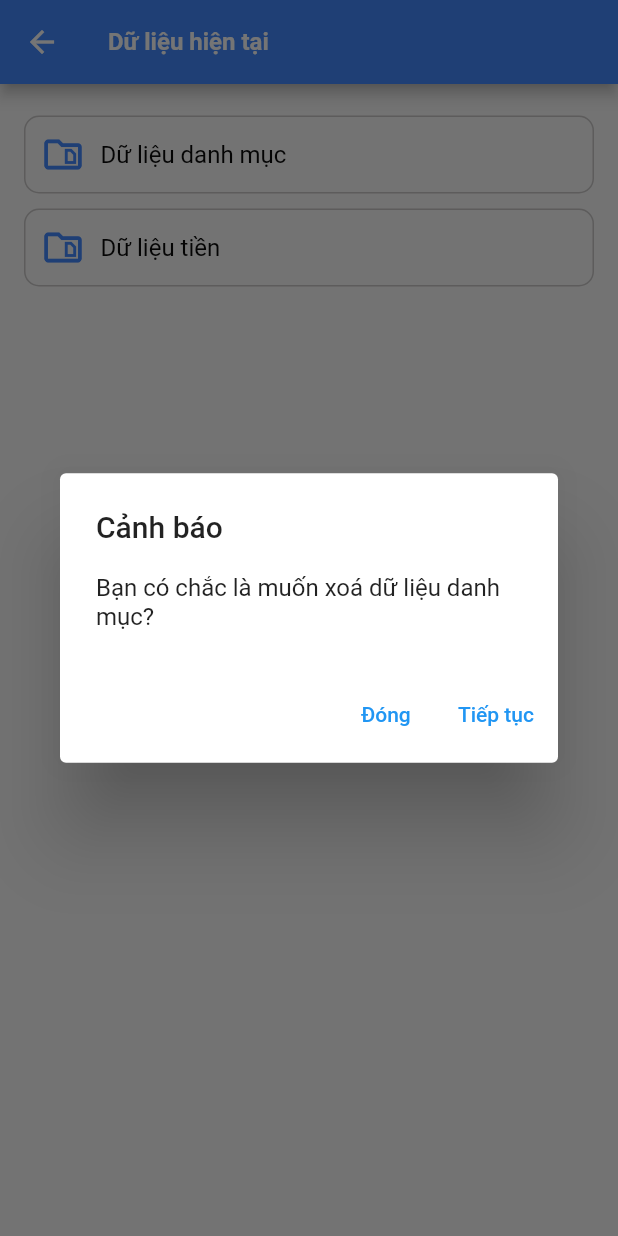
After one commit to tranhieudevvietnam/flutter-money-management, a Flutter app: the DataScreen screen opened by its route, after a tap on "Dữ liệu danh mục", on a phone screen of 412 x 824 dp. The commit adds this screen. Run offline on Flutter 3.47's test engine with Material 2 defaults, Android fonts, the phone set to English and light mode, and no system bars; our stand-ins replace flutter_bloc, flutter_slidable, flutter_spinkit, fluttertoast, hive, table_calendar; accounts and stored records are empty; generated files the repository leaves out were written again.

Commit message:
update setting

```diff
--- a/money_management/lib/l10n/app_en.arb
+++ b/money_management/lib/l10n/app_en.arb
@@ -1,5 +1,6 @@
 {
   "helloWorld": "Hello World!",
+  "update": "Update",
   "success": "Success",
   "failure": "Failure",
   "error": "Error",
@@ -8,6 +9,10 @@
   "spending": "Spending",
   "time": "Time",
   "continueText": "Continue",
+  "dataCurrent": "Data current",
+  "dataMoney": "Data money",
+  "dataCategory": "Data category",
+  "textWarningDelete": "Are you sure you want to delete",
   "income": "Income",
   "input": "Input",
   "analysis": "Analysis",
--- a/money_management/lib/l10n/app_vi.arb
+++ b/money_management/lib/l10n/app_vi.arb
@@ -3,20 +3,25 @@
   "@helloWorld": {
     "description": "The conventional newborn programmer greeting"
   },
-    "success":"Thành công",
-    "failure":"Thất bại",
-    "error":"Lỗi",
+  "update": "Cập nhật",
+  "success": "Thành công",
+  "failure": "Thất bại",
+  "error": "Lỗi",
   "warning": "Cảnh báo",
-    "select":"Chọn",
+  "select": "Chọn",
   "spending": "Chi tiêu",
   "time": "Thời gian",
-    "continueText":"Tiếp tục",
+  "continueText": "Tiếp tục",
   "income": "Thu nhập",
   "input": "Đầu vào",
   "analysis": "Phân tích",
   "detail": "Chi tiết",
   "calendar": "Lịch",
   "languageTitle": "Ngôn ngữ",
+  "dataCurrent": "Dữ liệu hiện tại",
+  "dataMoney": "Dữ liệu tiền",
+  "dataCategory": "Dữ liệu danh mục",
+  "textWarningDelete": "Bạn có chắc là muốn xoá",
   "vietName": "Việt Nam",
   "english": "Anh",
   "cleanAllData": "Xoá hết dữ liệu",
@@ -26,15 +31,11 @@
   "save": "Lưu",
   "category": "Danh mục",
   "categories": "Danh sách danh mục",
-    "addCategory":"Thêm danh mục",
+  "addCategory": "Thêm danh mục",
   "note": "Ghi chú",
   "month": "Tháng",
   "week": "Tuần",
   "surplus": "Số dư",
-    "close":"Đóng",
+  "close": "Đóng",
   "seeStatistics": "Xem thống kê"
-
-
-
-
 }
--- a/money_management/lib/pages/route.dart
+++ b/money_management/lib/pages/route.dart
@@ -74,6 +74,10 @@ Route<dynamic> generateRoute(RouteSettings settings) {
       // final map = settings.arguments as Map;
       return MaterialPageRoute(
           builder: (context) => const LanguageScreen(), settings: settings);
+    case DataScreen.routeName:
+      // final map = settings.arguments as Map;
+      return MaterialPageRoute(
+          builder: (context) => const DataScreen(), settings: settings);
 
     default:
       return MaterialPageRoute(
--- a/money_management/lib/pages/setting/bloc/setting_event.dart
+++ b/money_management/lib/pages/setting/bloc/setting_event.dart
@@ -3,8 +3,15 @@ part of 'setting_bloc.dart';
 @immutable
 abstract class SettingEvent {}
 
-class SettingChangeLanguageEvent extends SettingEvent{
+class SettingChangeLanguageEvent extends SettingEvent {
   final Locale locale;
 
   SettingChangeLanguageEvent(this.locale);
 }
+
+class SettingDeleteDataEvent extends SettingEvent {
+  final TypeSettingDelete typeDelete;
+  SettingDeleteDataEvent({required this.typeDelete});
+}
+
+enum TypeSettingDelete { dataMoney, dataCategory }
--- a/money_management/lib/pages/setting/bloc/setting_state.dart
+++ b/money_management/lib/pages/setting/bloc/setting_state.dart
@@ -5,9 +5,14 @@ abstract class SettingState {}
 
 class SettingInitial extends SettingState {}
 
-class SettingChangeLanguage extends SettingState{
+class SettingChangeLanguage extends SettingState {
   final Locale locale;
 
   SettingChangeLanguage(this.locale);
+}
 
+class SettingDeleteDataState extends SettingState {
+  final bool success;
+  final String? message;
+  SettingDeleteDataState({required this.success, this.message});
 }
--- /dev/null
+++ b/money_management/lib/pages/setting/screens/data_screen.dart
@@ -0,0 +1,126 @@
+part of '../setting_export.dart';
+
+class DataScreen extends StatefulWidget {
+  static const String routeName = "/setting/data/screen";
+  const DataScreen({super.key});
+
+  @override
+  State<DataScreen> createState() => _DataScreenState();
+}
+
+class _DataScreenState extends State<DataScreen> {
+  late SettingBloc bloc;
+
+  @override
+  void initState() {
+    bloc = BlocProvider.of<SettingBloc>(context);
+    super.initState();
+  }
+
+  @override
+  Widget build(BuildContext context) {
+    return Scaffold(
+      appBar: BasicAppBar(AppLocalizations.of(context)!.dataCurrent),
+      body: SafeArea(
+          child: Padding(
+        padding: const EdgeInsets.all(16.0),
+        child: BlocListener<SettingBloc, SettingState>(
+          listenWhen: (previous, current) => current is SettingDeleteDataState,
+          listener: (context, state) {
+            if (state is SettingDeleteDataState) {
+              if (state.success == false) {
+                showMyDiaLog(
+                    context: context,
+                    title: AppLocalizations.of(context)!.success,
+                    message: state.message!);
+              } else {
+                showMyDiaLog(
+                    context: context,
+                    title: AppLocalizations.of(context)!.success,
+                    message:
+                        "${AppLocalizations.of(context)!.update} ${AppLocalizations.of(context)!.success.toLowerCase()}");
+              }
+            }
+          },
+          child: Column(
+            children: [
+              ItemDataSettingWidget(
+                  callback: () {
+                    showMyDiaLogConfirm(
+                        context: context,
+                        title: AppLocalizations.of(context)!.warning,
+                        message:
+                            "${AppLocalizations.of(context)!.textWarningDelete} ${AppLocalizations.of(context)!.dataCategory.toLowerCase()}? ",
+                        onAccept: () {
+                          bloc.add(SettingDeleteDataEvent(
+                              typeDelete: TypeSettingDelete.dataCategory));
+                        },
+                        onClose: () {});
+                  },
+                  imagePath: "assets/languages/icon_vietnam.png",
+                  title: AppLocalizations.of(context)!.dataCategory),
+              ItemDataSettingWidget(
+                  callback: () => {
+                        showMyDiaLogConfirm(
+                            context: context,
+                            title: AppLocalizations.of(context)!.warning,
+                            message:
+                                "${AppLocalizations.of(context)!.textWarningDelete} ${AppLocalizations.of(context)!.dataCategory.toLowerCase()}? ",
+                            onAccept: () {
+                              bloc.add(SettingDeleteDataEvent(
+                                  typeDelete: TypeSettingDelete.dataMoney));
+                            },
+                            onClose: () {})
+                      },
+                  imagePath: "assets/languages/icon_english.png",
+                  title: AppLocalizations.of(context)!.dataMoney),
+            ],
+          ),
+        ),
+      )),
+    );
+  }
+}
+
+class ItemDataSettingWidget extends StatelessWidget {
+  final String title;
+  final String imagePath;
+  final VoidCallback callback;
+  const ItemDataSettingWidget(
+      {Key? key,
+      required this.title,
+      required this.imagePath,
+      required this.callback})
+      : super(key: key);
+
+  @override
+  Widget build(BuildContext context) {
+    return GestureDetector(
+      onTap: callback,
+      child: Container(
+        margin: const EdgeInsets.symmetric(vertical: 5),
+        padding: const EdgeInsets.symmetric(vertical: 10, horizontal: 10),
+        decoration: BoxDecoration(
+            border: Border.all(color: ColorConst.border),
+            borderRadius: BorderRadius.circular(10)),
+        child: Row(children: [
+          ClipRRect(
+            borderRadius: BorderRadius.circular(100),
+            child: const Icon(
+              Icons.snippet_folder_outlined,
+              size: 30,
+              color: ColorConst.primary,
+            ),
+          ),
+          const SizedBox(
+            width: 10,
+          ),
+          Text(
+            title,
+            style: const TextStyle(fontSize: 16, color: ColorConst.text),
+          )
+        ]),
+      ),
+    );
+  }
+}
--- a/money_management/lib/pages/setting/setting_export.dart
+++ b/money_management/lib/pages/setting/setting_export.dart
@@ -10,3 +10,4 @@ import 'package:flutter_gen/gen_l10n/app_localizations.dart';
 
 part './setting_screen.dart';
 part './screens/language_screen.dart';
+part './screens/data_screen.dart';
--- a/money_management/lib/utils/custom_toast_utils.dart
+++ b/money_management/lib/utils/custom_toast_utils.dart
@@ -1,6 +1,7 @@
 import 'package:flutter/material.dart';
 import 'package:fluttertoast/fluttertoast.dart';
 import 'package:money_management/constants/color_constant.dart';
+import 'package:flutter_gen/gen_l10n/app_localizations.dart';
 
 enum ToastType { success, fail }
 
@@ -89,3 +90,43 @@ Future<void> showMyDiaLog(
     },
   );
 }
+
+Future<void> showMyDiaLogConfirm(
+    {required BuildContext context,
+    required String title,
+    required String message,
+    required Function onAccept,
+    required Function onClose}) async {
+  return showDialog<void>(
+    context: context,
+    barrierDismissible: false, // user must tap button!
+    builder: (BuildContext context) {
+      return AlertDialog(
+        title: Text(title),
+        content: SingleChildScrollView(
+          child: ListBody(
+            children: <Widget>[
+              Text(message),
+            ],
+          ),
+        ),
+        actions: <Widget>[
+          TextButton(
+            child: Text(AppLocalizations.of(context)!.close),
+            onPressed: () {
+              Navigator.of(context).pop(false);
+              onClose.call();
+            },
+          ),
+          TextButton(
+            child: Text(AppLocalizations.of(context)!.continueText),
+            onPressed: () {
+              Navigator.of(context).pop(true);
+              onAccept.call();
+            },
+          ),
+        ],
+      );
+    },
+  );
+}
```
Also changed, not shown: money_management/lib/pages/setting/bloc/setting_bloc.dart (+21 -0 lines), money_management/lib/pages/setting/setting_screen.dart (+5 -3 lines). Lines whose indentation alone changed are shown as unchanged.
